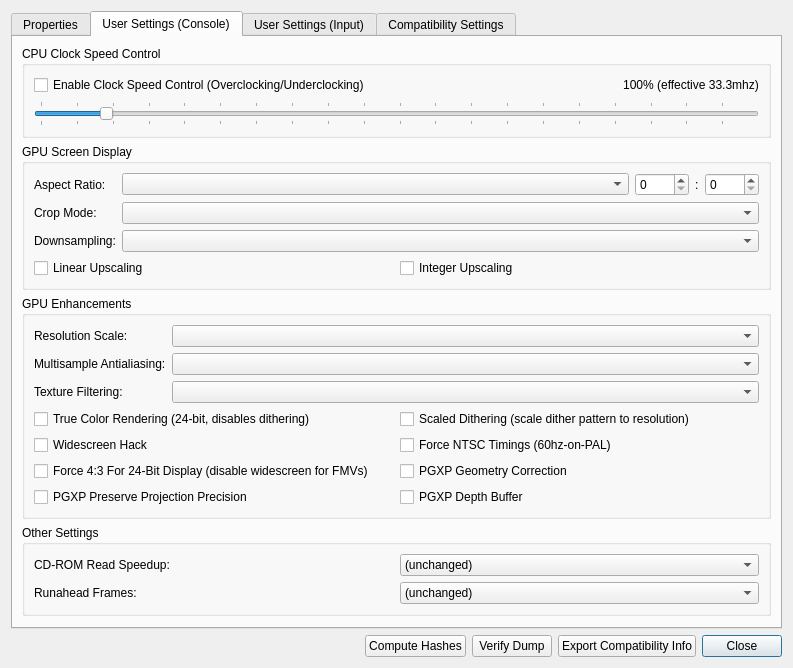
Qt form src/duckstation-qt/gamepropertiesdialog.ui (kofxi3584karlayang/duckstation) before a commit.
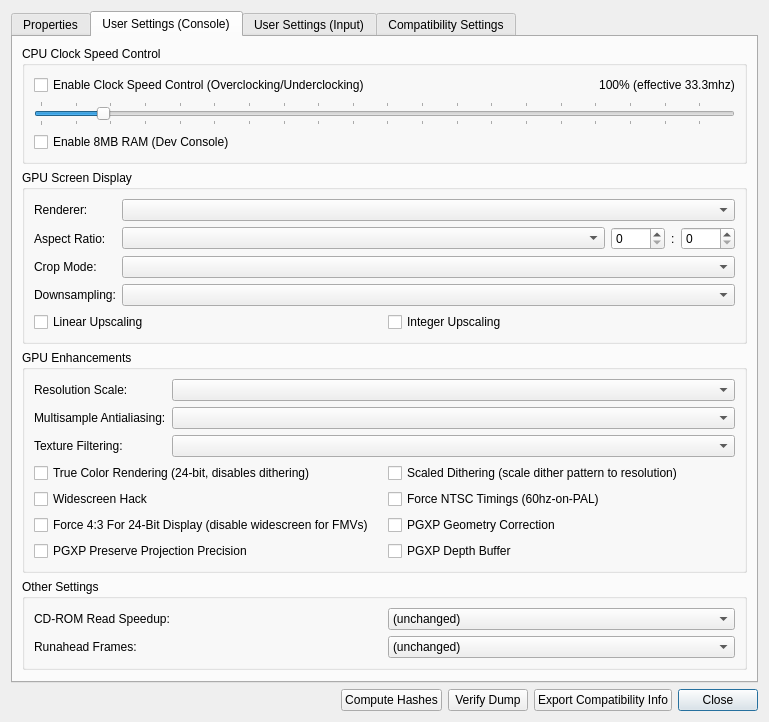
The same form after that commit. The open tabs and pages were chosen to show the change. Icons and pictures are not drawn.

Commit message: GameSettings: Add GPU renderer and 8MB RAM options

```diff
--- a/src/duckstation-qt/gamepropertiesdialog.ui
+++ b/src/duckstation-qt/gamepropertiesdialog.ui
@@ -6,8 +6,8 @@
    <rect>
     <x>0</x>
     <y>0</y>
-    <width>793</width>
-    <height>651</height>
+    <width>769</width>
+    <height>706</height>
    </rect>
   </property>
   <property name="windowTitle">
@@ -252,6 +252,13 @@
             </property>
            </widget>
           </item>
+          <item row="2" column="0">
+           <widget class="QCheckBox" name="userEnable8MBRAM">
+            <property name="text">
+             <string>Enable 8MB RAM (Dev Console)</string>
+            </property>
+           </widget>
+          </item>
          </layout>
         </widget>
        </item>
@@ -261,14 +268,14 @@
           <string>GPU Screen Display</string>
          </property>
          <layout class="QFormLayout" name="formLayout_5">
-          <item row="0" column="0">
+          <item row="1" column="0">
            <widget class="QLabel" name="label_18">
             <property name="text">
              <string>Aspect Ratio:</string>
             </property>
            </widget>
           </item>
-          <item row="0" column="1">
+          <item row="1" column="1">
            <layout class="QHBoxLayout" name="horizontalLayout_8" stretch="1,0,0,0">
             <item>
              <widget class="QComboBox" name="userAspectRatio"/>
@@ -302,27 +309,27 @@
             </item>
            </layout>
           </item>
-          <item row="1" column="0">
+          <item row="2" column="0">
            <widget class="QLabel" name="label_17">
             <property name="text">
              <string>Crop Mode:</string>
             </property>
            </widget>
           </item>
-          <item row="1" column="1">
+          <item row="2" column="1">
            <widget class="QComboBox" name="userCropMode"/>
           </item>
-          <item row="2" column="0">
+          <item row="3" column="0">
            <widget class="QLabel" name="label_31">
             <property name="text">
              <string>Downsampling:</string>
             </property>
            </widget>
           </item>
-          <item row="2" column="1">
+          <item row="3" column="1">
            <widget class="QComboBox" name="userDownsampleMode"/>
           </item>
-          <item row="3" column="0" colspan="2">
+          <item row="4" column="0" colspan="2">
            <layout class="QGridLayout" name="gridLayout_2">
             <item row="0" column="0">
              <widget class="QCheckBox" name="userLinearUpscaling">
@@ -346,6 +353,16 @@
             </item>
            </layout>
           </item>
+          <item row="0" column="0">
+           <widget class="QLabel" name="label_34">
+            <property name="text">
+             <string>Renderer:</string>
+            </property>
+           </widget>
+          </item>
+          <item row="0" column="1">
+           <widget class="QComboBox" name="userRenderer"/>
+          </item>
          </layout>
         </widget>
        </item>
```
The commit also changes 7 other files.
